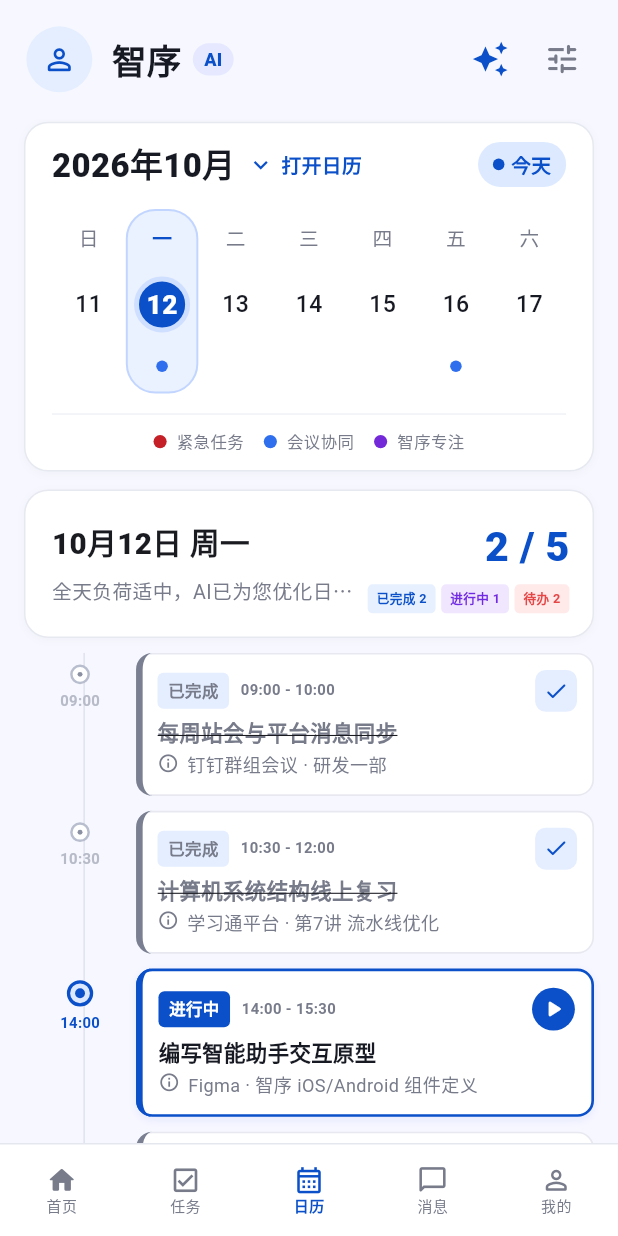
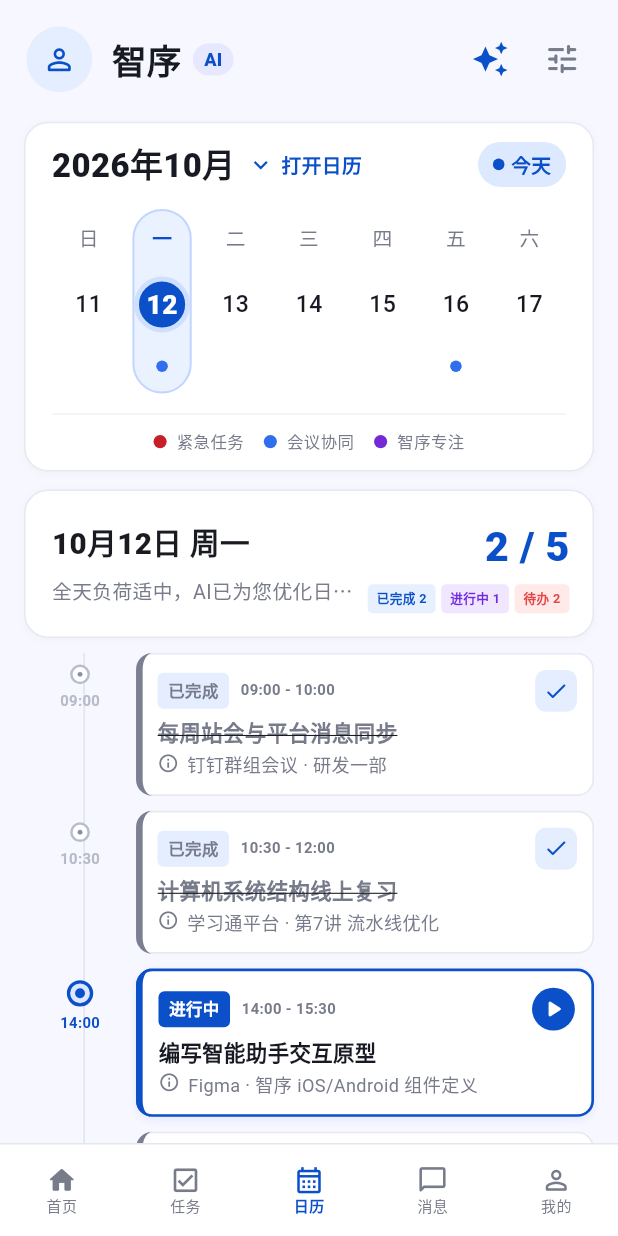
Before and after one commit to heart-seer/zhixu_APP, a Flutter app: the CalendarPage screen opened by its route, on a phone screen of 412 x 824 dp. Run offline on Flutter 3.47's test engine with Material 3 defaults, Android fonts, the phone set to English and light mode, and no system bars; our stand-ins replace dio, flutter_riverpod, flutter_secure_storage, go_router, shared_preferences; accounts and stored records are empty.

Commit message:
收窄日历选中日期背景

```diff
--- a/lib/features/calendar/calendar_page.dart
+++ b/lib/features/calendar/calendar_page.dart
@@ -334,7 +334,7 @@
                       Positioned(
                         top: 0,
                         child: Container(
-                          width: 44 * scale,
+                          width: 36 * scale,
                           height: 112 * scale,
                           decoration: BoxDecoration(
                             color: const Color(0xFFEAF1FF),
@@ -488,7 +488,7 @@
                 child: Center(
                   child: Container(
                     width: 30 * scale,
-                    height: 30 * scale,
+                    height: 24 * scale,
                     decoration: BoxDecoration(
                       color: selected
                           ? AppColors.primary
```
